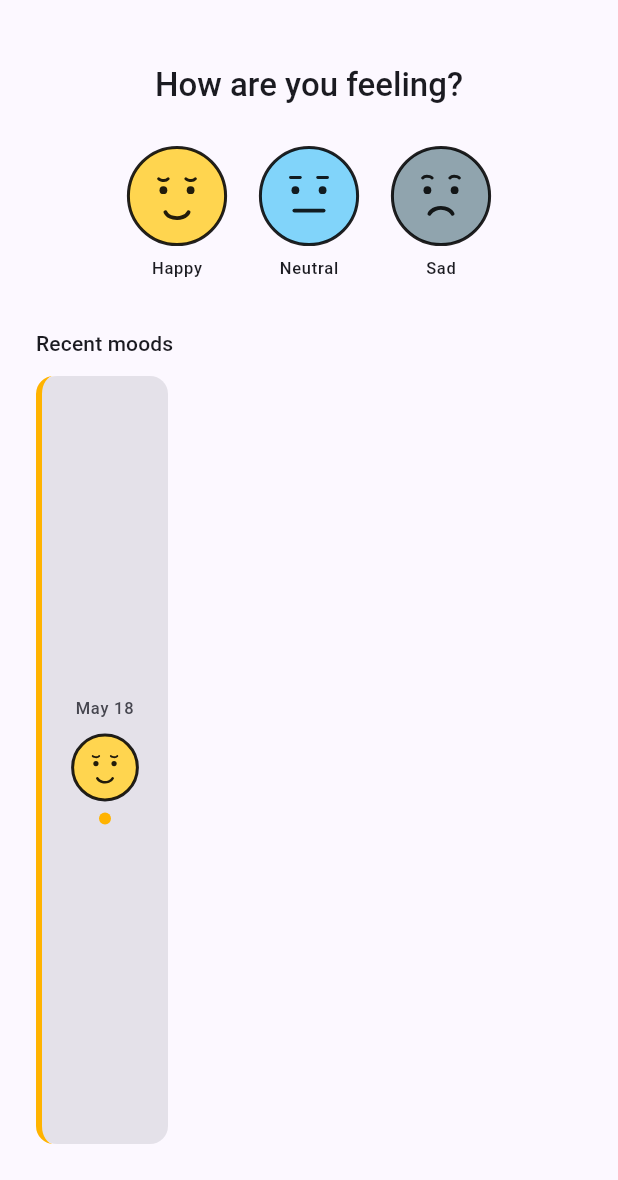
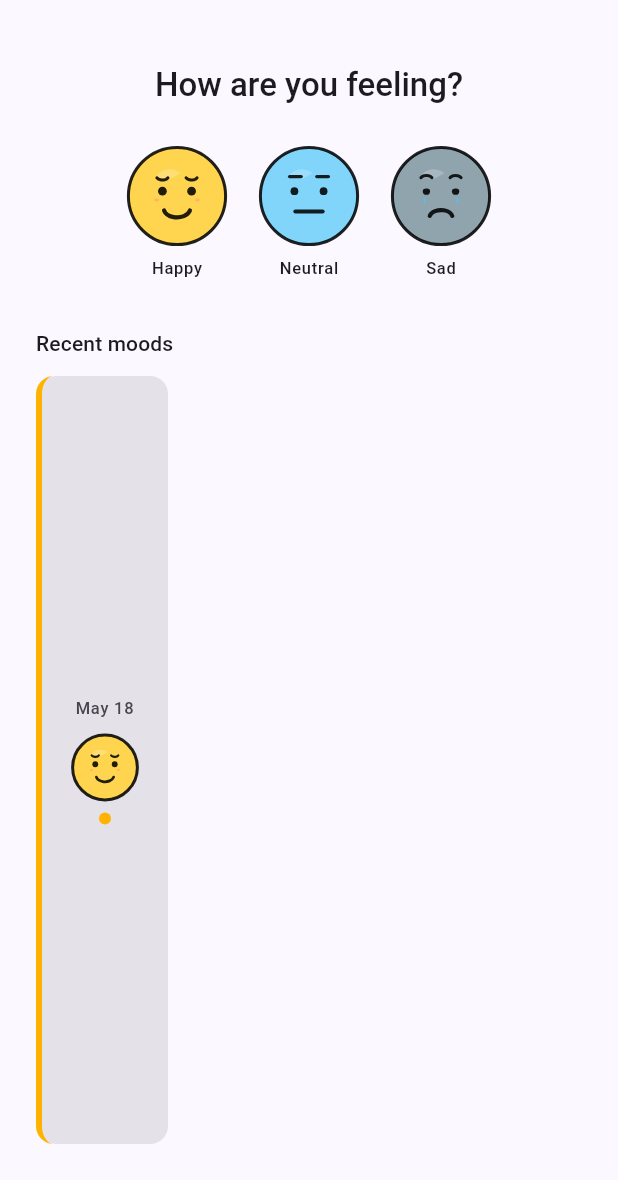
Before and after one commit to alamin-karno/mood_canvas, a Flutter app: the screen it shows after launch, after a tap on "Happy", on a phone screen of 412 x 824 dp, the part 56-1236 px from its top. Run offline on Flutter 3.47's test engine with Material 3 defaults, Android fonts, the phone set to English and light mode, and no system bars; our stand-ins replace equatable, flutter_bloc, fpdart, get_it, shared_preferences.

Commit message:
feat: polish mood faces with drawPath and clearer expressions
Co-authored-by: Cursor <cursoragent@cursor.com>

```diff
--- a/lib/src/features/mood_tracker/presentation/painters/mood_face_painter.dart
+++ b/lib/src/features/mood_tracker/presentation/painters/mood_face_painter.dart
@@ -1,4 +1,5 @@
 import 'dart:math' as math;
+import 'dart:ui';
 
 import 'package:flutter/material.dart';
 
@@ -13,10 +14,46 @@ class MoodFacePainter extends CustomPainter {
   final MoodType moodType;
   final bool selected;
 
+  /// Builds a tear droplet path for sad mood (used by painter and tests).
+  @visibleForTesting
+  static Path buildTearPath(Offset origin, double scale) {
+    final path = Path()
+      ..moveTo(origin.dx, origin.dy)
+      ..quadraticBezierTo(
+        origin.dx + scale * 0.35,
+        origin.dy + scale * 0.45,
+        origin.dx,
+        origin.dy + scale,
+      )
+      ..quadraticBezierTo(
+        origin.dx - scale * 0.35,
+        origin.dy + scale * 0.45,
+        origin.dx,
+        origin.dy,
+      )
+      ..close();
+    return path;
+  }
+
+  /// Builds a subtle cheek blush path for happy mood.
+  @visibleForTesting
+  static Path buildCheekPath(Offset center, double radius) {
+    final path = Path()
+      ..addOval(
+        Rect.fromCenter(
+          center: center,
+          width: radius * 0.35,
+          height: radius * 0.22,
+        ),
+      );
+    return path;
+  }
+
   @override
   void paint(Canvas canvas, Size size) {
     final center = Offset(size.width / 2, size.height / 2);
     final radius = math.min(size.width, size.height) / 2 * 0.9;
+
     final fillPaint = Paint()
       ..color = moodType.faceColor
       ..style = PaintingStyle.fill;
@@ -26,80 +63,103 @@ class MoodFacePainter extends CustomPainter {
       ..strokeWidth = selected ? 3 : 2;
 
     canvas.drawCircle(center, radius, fillPaint);
+    _drawFaceHighlight(canvas, center, radius);
     canvas.drawCircle(center, radius, strokePaint);
 
+    _drawCheeks(canvas, center, radius);
     _drawEyebrows(canvas, center, radius);
     _drawEyes(canvas, center, radius);
     _drawMouth(canvas, center, radius);
+    _drawTears(canvas, center, radius);
+  }
+
+  void _drawFaceHighlight(Canvas canvas, Offset center, double radius) {
+    final highlightPaint = Paint()
+      ..color = Colors.white.withValues(alpha: 0.22)
+      ..style = PaintingStyle.fill;
+    canvas.drawArc(
+      Rect.fromCenter(
+        center: Offset(center.dx - radius * 0.15, center.dy - radius * 0.35),
+        width: radius * 0.55,
+        height: radius * 0.4,
+      ),
+      math.pi * 1.05,
+      math.pi * 0.75,
+      true,
+      highlightPaint,
+    );
+  }
+
+  void _drawCheeks(Canvas canvas, Offset center, double radius) {
+    if (moodType != MoodType.happy) return;
+
+    final cheekPaint = Paint()
+      ..color = const Color(0xFFFF8A80).withValues(alpha: 0.45)
+      ..style = PaintingStyle.fill;
+
+    for (final side in [-1.0, 1.0]) {
+      canvas.drawPath(
+        buildCheekPath(
+          Offset(center.dx + side * radius * 0.42, center.dy + radius * 0.08),
+          radius * 0.28,
+        ),
+        cheekPaint,
+      );
+    }
   }
 
   void _drawEyebrows(Canvas canvas, Offset center, double radius) {
     final browPaint = Paint()
       ..color = Colors.black87
       ..style = PaintingStyle.stroke
-      ..strokeWidth = radius * 0.06
+      ..strokeWidth = radius * 0.065
       ..strokeCap = StrokeCap.round;
 
-    final browY = center.dy - radius * 0.38;
-    final browSpan = radius * 0.22;
-    final browArc = radius * 0.12;
+    final browY = center.dy - radius * 0.4;
+    final browSpan = radius * 0.24;
+    final browArc = radius * 0.14;
 
     switch (moodType) {
       case MoodType.happy:
+        for (final side in [-1.0, 1.0]) {
           canvas.drawArc(
             Rect.fromCenter(
-            center: Offset(center.dx - radius * 0.28, browY),
+              center: Offset(center.dx + side * radius * 0.3, browY),
               width: browSpan,
               height: browArc,
             ),
-          math.pi * 0.15,
-          math.pi * 0.7,
+            math.pi * 0.12,
+            math.pi * 0.76,
             false,
             browPaint,
           );
+        }
+      case MoodType.sad:
+        for (final side in [-1.0, 1.0]) {
           canvas.drawArc(
             Rect.fromCenter(
-            center: Offset(center.dx + radius * 0.28, browY),
+              center: Offset(
+                center.dx + side * radius * 0.3,
+                browY + browArc * 0.35,
+              ),
               width: browSpan,
               height: browArc,
             ),
-          math.pi * 0.15,
-          math.pi * 0.7,
+            math.pi * 1.12,
+            math.pi * 0.76,
             false,
             browPaint,
           );
-      case MoodType.sad:
-        canvas.drawArc(
-          Rect.fromCenter(
-            center: Offset(center.dx - radius * 0.28, browY + browArc * 0.3),
-            width: browSpan,
-            height: browArc,
-          ),
-          math.pi * 1.15,
-          math.pi * 0.7,
-          false,
-          browPaint,
-        );
-        canvas.drawArc(
-          Rect.fromCenter(
-            center: Offset(center.dx + radius * 0.28, browY + browArc * 0.3),
-            width: browSpan,
-            height: browArc,
-          ),
-          math.pi * 1.15,
-          math.pi * 0.7,
-          false,
-          browPaint,
-        );
+        }
       case MoodType.neutral:
         canvas.drawLine(
-          Offset(center.dx - radius * 0.38, browY),
-          Offset(center.dx - radius * 0.18, browY),
+          Offset(center.dx - radius * 0.4, browY),
+          Offset(center.dx - radius * 0.16, browY),
           browPaint,
         );
         canvas.drawLine(
-          Offset(center.dx + radius * 0.18, browY),
-          Offset(center.dx + radius * 0.38, browY),
+          Offset(center.dx + radius * 0.16, browY),
+          Offset(center.dx + radius * 0.4, browY),
           browPaint,
         );
     }
@@ -107,59 +167,104 @@ class MoodFacePainter extends CustomPainter {
 
   void _drawEyes(Canvas canvas, Offset center, double radius) {
     final eyePaint = Paint()..color = Colors.black87;
-    final eyeOffset = radius * 0.28;
-    final eyeRadius = radius * 0.08;
+    final eyeOffset = radius * 0.3;
+    final eyeY = center.dy - radius * 0.1;
+
+    final eyeRadius = switch (moodType) {
+      MoodType.happy => radius * 0.09,
+      MoodType.sad => radius * 0.075,
+      MoodType.neutral => radius * 0.08,
+    };
+
+    for (final side in [-1.0, 1.0]) {
       canvas.drawCircle(
-      Offset(center.dx - eyeOffset, center.dy - radius * 0.12),
+        Offset(center.dx + side * eyeOffset, eyeY),
         eyeRadius,
         eyePaint,
       );
-    canvas.drawCircle(
-      Offset(center.dx + eyeOffset, center.dy - radius * 0.12),
-      eyeRadius,
-      eyePaint,
+    }
+
+    if (moodType == MoodType.sad) {
+      final lidPaint = Paint()
+        ..color = moodType.faceColor
+        ..style = PaintingStyle.stroke
+        ..strokeWidth = radius * 0.05
+        ..strokeCap = StrokeCap.round;
+      for (final side in [-1.0, 1.0]) {
+        canvas.drawArc(
+          Rect.fromCenter(
+            center: Offset(center.dx + side * eyeOffset, eyeY - radius * 0.02),
+            width: radius * 0.2,
+            height: radius * 0.12,
+          ),
+          math.pi * 1.05,
+          math.pi * 0.7,
+          false,
+          lidPaint,
         );
+      }
+    }
   }
 
   void _drawMouth(Canvas canvas, Offset center, double radius) {
     final mouthPaint = Paint()
       ..color = Colors.black87
       ..style = PaintingStyle.stroke
-      ..strokeWidth = radius * 0.08
+      ..strokeWidth = radius * 0.085
       ..strokeCap = StrokeCap.round;
-
-    final mouthWidth = radius * 0.5;
 
     switch (moodType) {
       case MoodType.happy:
         canvas.drawArc(
           Rect.fromCenter(
-            center: Offset(center.dx, center.dy + radius * 0.28),
-            width: mouthWidth,
-            height: radius * 0.35,
+            center: Offset(center.dx, center.dy + radius * 0.25),
+            width: radius * 0.55,
+            height: radius * 0.38,
           ),
-          math.pi * 0.1,
-          math.pi * 0.8,
+          math.pi * 0.08,
+          math.pi * 0.84,
           false,
           mouthPaint,
         );
       case MoodType.sad:
         canvas.drawArc(
           Rect.fromCenter(
-            center: Offset(center.dx, center.dy + radius * 0.42),
-            width: mouthWidth,
-            height: radius * 0.35,
+            center: Offset(center.dx, center.dy + radius * 0.45),
+            width: radius * 0.48,
+            height: radius * 0.32,
           ),
-          math.pi * 1.1,
-          math.pi * 0.8,
+          math.pi * 1.08,
+          math.pi * 0.84,
           false,
           mouthPaint,
         );
       case MoodType.neutral:
         canvas.drawLine(
-          Offset(center.dx - mouthWidth * 0.6, center.dy + radius * 0.3),
-          Offset(center.dx + mouthWidth * 0.6, center.dy + radius * 0.3),
+          Offset(center.dx - radius * 0.28, center.dy + radius * 0.32),
+          Offset(center.dx + radius * 0.28, center.dy + radius * 0.32),
           mouthPaint,
+        );
+    }
+  }
+
+  void _drawTears(Canvas canvas, Offset center, double radius) {
+    if (moodType != MoodType.sad) return;
+
+    final tearPaint = Paint()
+      ..color = const Color(0xFF4FC3F7).withValues(alpha: 0.85)
+      ..style = PaintingStyle.fill;
+
+    final tearScale = radius * 0.14;
+    for (final side in [-1.0, 1.0]) {
+      canvas.drawPath(
+        buildTearPath(
+          Offset(
+            center.dx + side * radius * 0.34,
+            center.dy + radius * 0.02,
+          ),
+          tearScale,
+        ),
+        tearPaint,
       );
     }
   }
```
Also changed, not shown: 1 other file. Lines whose indentation alone changed are shown as unchanged.
